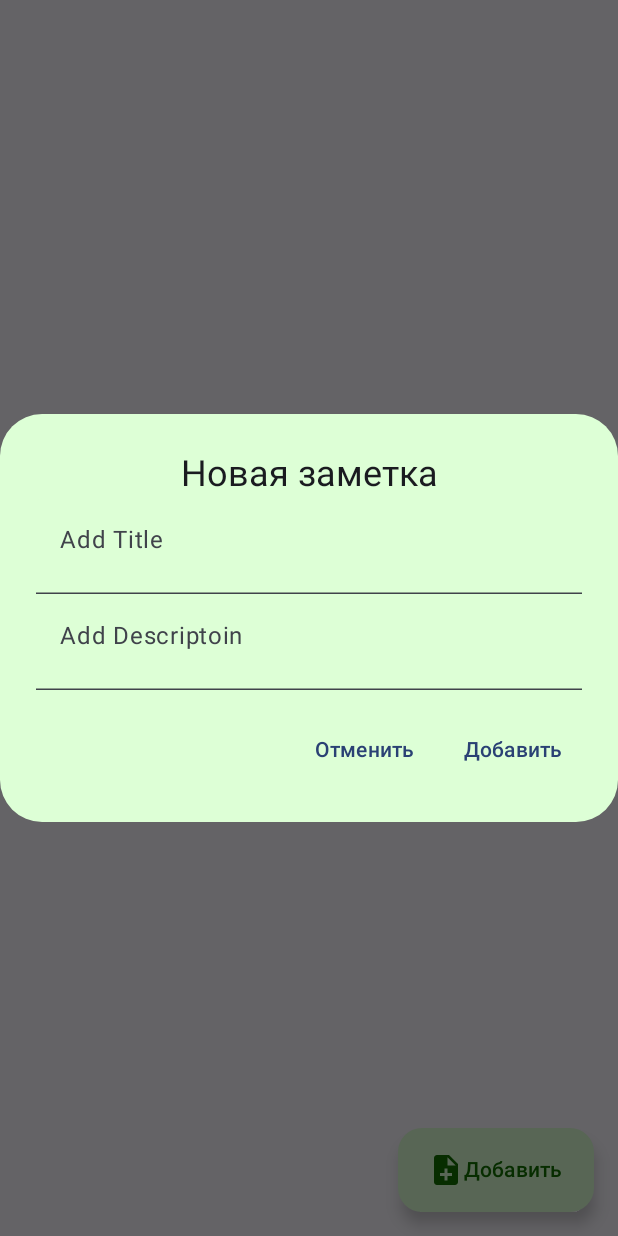
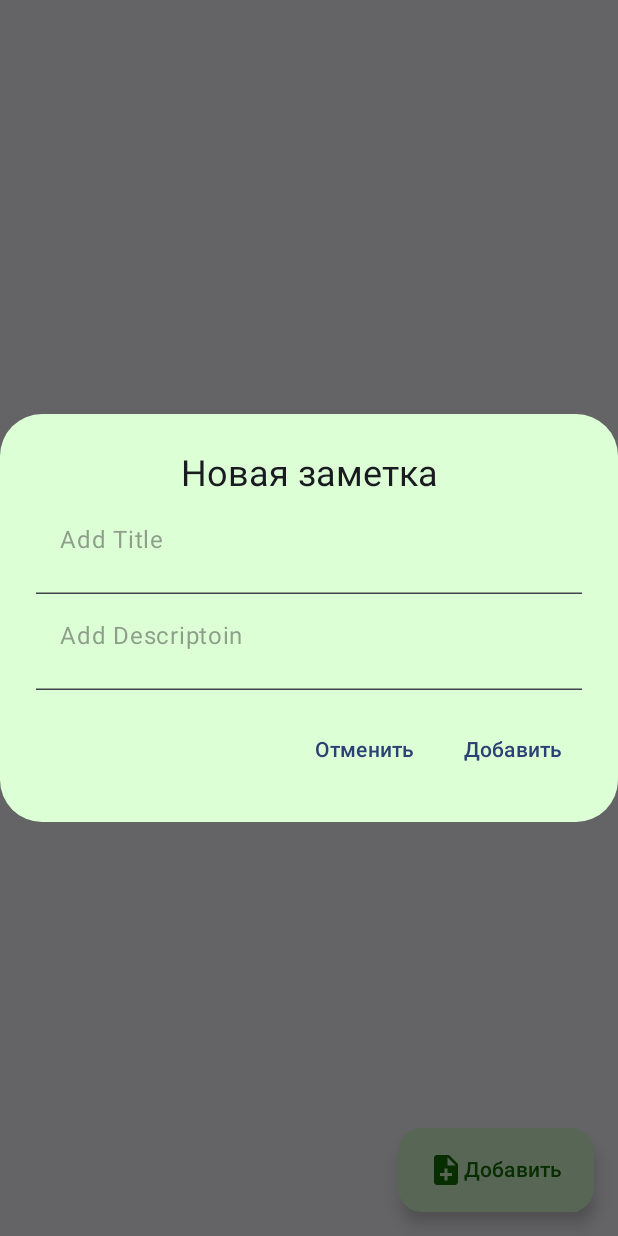
Before and after one commit to Vi1lain/NoteAlarm3, an Android app built with Jetpack Compose: the screen it shows after launch (MainActivity), after a tap on "Добавить", on a phone screen of 412 x 824 dp. Run offline under Robolectric (Android 15) with nearby library versions, the phone set to English and light mode, and no system bars; our stand-ins replace Dagger/Hilt's generated code, Room's generated code; 1 statement that could not run was skipped.

Commit message:
alertDialog

```diff
--- a/app/src/main/java/vi1ain/my/notealarm3/MainActivity.kt
+++ b/app/src/main/java/vi1ain/my/notealarm3/MainActivity.kt
@@ -10,7 +10,7 @@ import androidx.compose.ui.Modifier
 import androidx.compose.ui.platform.LocalContext
 import dagger.hilt.android.AndroidEntryPoint
 import vi1ain.my.notealarm3.alarm_manager.AlarmIntentManager
-import vi1ain.my.notealarm3.note_list.NoteList
+import vi1ain.my.notealarm3.navigation.MyNavigation
 import vi1ain.my.notealarm3.ui.theme.NoteAlarm3Theme
 
 @AndroidEntryPoint
@@ -26,7 +26,7 @@ class MainActivity : ComponentActivity() {
                     modifier = Modifier.fillMaxSize(),
                     color = MaterialTheme.colorScheme.background
                 ) {
-                    NoteList(alarmIntentManager = alarmIntentManager)
+                    MyNavigation(alarmIntentManager = alarmIntentManager)
                 }
             }
         }
--- a/app/src/main/java/vi1ain/my/notealarm3/dialog_manager/DialogController.kt
+++ b/app/src/main/java/vi1ain/my/notealarm3/dialog_manager/DialogController.kt
@@ -1,7 +1,10 @@
 package vi1ain.my.notealarm3.dialog_manager
 
+import androidx.compose.foundation.gestures.scrollable
 import androidx.compose.foundation.layout.Column
 import androidx.compose.foundation.layout.fillMaxWidth
+import androidx.compose.foundation.rememberScrollState
+import androidx.compose.foundation.verticalScroll
 import androidx.compose.material3.AlertDialog
 import androidx.compose.material3.ExperimentalMaterial3Api
 import androidx.compose.material3.Text
@@ -14,6 +17,7 @@ import androidx.compose.ui.Modifier
 import androidx.compose.ui.graphics.Color
 import vi1ain.my.notealarm3.data.NoteViewModel
 import vi1ain.my.notealarm3.ui.theme.xLightGreen
+import vi1ain.my.notealarm3.ui.theme.xLightText
 
 @OptIn(ExperimentalMaterial3Api::class)
 @Composable
@@ -40,15 +44,18 @@ fun DialogController(
         } },
         title = {
             Column(Modifier.fillMaxWidth(), horizontalAlignment = Alignment.CenterHorizontally) {
-                Text(text = "Новая заметка")
-                TextField(colors = TextFieldDefaults.textFieldColors(containerColor = xLightGreen),
-                    label = { Text(text = "Add Title" )},
+                Text(text = if (noteViewModel.newNoteItem == null) "Новая заметка" else
+                    "Редактирование")
+                TextField(maxLines =2,colors = TextFieldDefaults.textFieldColors(containerColor = xLightGreen),
+                    label = { Text(text = "Add Title", color = xLightText )},
                     modifier = Modifier.fillMaxWidth(),
                     value = noteViewModel.titleState,
                     onValueChange = { textTitle -> noteViewModel.titleState = textTitle })
-                TextField(colors = TextFieldDefaults.textFieldColors(containerColor = xLightGreen),
-                    label = { Text(text = "Add Descriptoin" )},
-                    modifier = Modifier.fillMaxWidth(),
+                TextField(maxLines =5,colors = TextFieldDefaults.textFieldColors(containerColor = xLightGreen),
+                    label = { Text(text = "Add Descriptoin", color = xLightText )},
+                    modifier = Modifier
+                        .fillMaxWidth()
+                        .verticalScroll(rememberScrollState()),
                     value = noteViewModel.descriptionState,
                     onValueChange = { textDescription-> noteViewModel.descriptionState = textDescription })
             }
--- /dev/null
+++ b/app/src/main/java/vi1ain/my/notealarm3/navigation/MyNavigation.kt
@@ -0,0 +1,25 @@
+package vi1ain.my.notealarm3.navigation
+
+import androidx.compose.runtime.Composable
+import androidx.lifecycle.viewmodel.compose.viewModel
+import androidx.navigation.compose.NavHost
+import androidx.navigation.compose.composable
+import androidx.navigation.compose.rememberNavController
+import vi1ain.my.notealarm3.alarm_manager.AlarmIntentManager
+import vi1ain.my.notealarm3.data.NoteViewModel
+import vi1ain.my.notealarm3.note_list.NoteList
+import vi1ain.my.notealarm3.note_list.note_reading.NoteCardReading
+
+
+object Routes{
+    const val LIST_SCREEN = "listScreen"
+    const val NOTE_READLING = "NoteReadling"
+}
+@Composable
+fun MyNavigation(noteViewModel: NoteViewModel = viewModel(), alarmIntentManager: AlarmIntentManager) {
+    val navController = rememberNavController()
+    NavHost(navController = navController , startDestination = Routes.LIST_SCREEN ){
+        composable(route =Routes.LIST_SCREEN){ NoteList(noteViewModel=noteViewModel,navController = navController,alarmIntentManager =alarmIntentManager )}
+        composable(Routes.NOTE_READLING){ NoteCardReading(noteViewModel=noteViewModel)}
+    }
+}
--- a/app/src/main/java/vi1ain/my/notealarm3/note_list/NoteList.kt
+++ b/app/src/main/java/vi1ain/my/notealarm3/note_list/NoteList.kt
@@ -1,22 +1,27 @@
 package vi1ain.my.notealarm3.note_list
 
 import android.annotation.SuppressLint
+import androidx.compose.foundation.layout.Box
 import androidx.compose.foundation.layout.PaddingValues
 import androidx.compose.foundation.lazy.LazyColumn
 import androidx.compose.foundation.lazy.items
+import androidx.compose.material3.ExperimentalMaterial3Api
 import androidx.compose.material3.ExtendedFloatingActionButton
 import androidx.compose.material3.Icon
 import androidx.compose.material3.Scaffold
 import androidx.compose.material3.SnackbarHost
 import androidx.compose.material3.SnackbarHostState
+import androidx.compose.material3.SwipeToDismiss
 import androidx.compose.material3.Text
+import androidx.compose.material3.rememberDismissState
 import androidx.compose.runtime.Composable
 import androidx.compose.runtime.collectAsState
 import androidx.compose.runtime.remember
 import androidx.compose.runtime.rememberCoroutineScope
+import androidx.compose.ui.Modifier
 import androidx.compose.ui.res.painterResource
 import androidx.compose.ui.unit.dp
-import androidx.lifecycle.viewmodel.compose.viewModel
+import androidx.navigation.NavHostController
 import vi1ain.my.notealarm3.R
 import vi1ain.my.notealarm3.alarm_manager.AlarmIntentManager
 import vi1ain.my.notealarm3.data.NoteViewModel
@@ -24,22 +29,37 @@ import vi1ain.my.notealarm3.data.Str
 import vi1ain.my.notealarm3.date_time_picker.DialogDatePicker
 import vi1ain.my.notealarm3.date_time_picker.DialogTimePicker
 import vi1ain.my.notealarm3.dialog_manager.DialogController
+import vi1ain.my.notealarm3.navigation.Routes
+import vi1ain.my.notealarm3.note_list.note_reading.NoteCardReading
 import vi1ain.my.notealarm3.ui.theme.xDarkGreen
 import vi1ain.my.notealarm3.ui.theme.xLightGreen
 
+@OptIn(ExperimentalMaterial3Api::class)
 @SuppressLint("UnusedMaterial3ScaffoldPaddingParameter")
 @Composable
-fun NoteList(noteViewModel: NoteViewModel = viewModel(), alarmIntentManager: AlarmIntentManager) {
+fun NoteList(
+
+    alarmIntentManager: AlarmIntentManager,
+    navController: NavHostController,
+    noteViewModel: NoteViewModel
+) {
     val noteList = noteViewModel.noteList.collectAsState(initial = emptyList())
     val scope = rememberCoroutineScope()
     val snackbarHostState = remember { SnackbarHostState() }
+    val dismissState = rememberDismissState()
+
+    /*SwipeToDismiss(state = dismissState, background = { Box(modifier = Modifier)}, dismissContent = { NoteCardReading(
+        noteViewModel = noteViewModel
+    )})*/
 
     if (noteViewModel.dialogState) DialogController(onDismissRequest = {
+        noteViewModel.insertNotes(alarmIntentManager)
         noteViewModel.dialogState = false
     }, confirmButton = {
         noteViewModel.insertNotes(alarmIntentManager)
         noteViewModel.dialogState = false
-    }, dismissButton = { noteViewModel.dialogState = false }, noteViewModel = noteViewModel
+    }, dismissButton = { noteViewModel.dialogState = false },
+        noteViewModel = noteViewModel
     )
     //DATE_PICKER
     if (noteViewModel.openDialogDatePicker) DialogDatePicker(
@@ -69,7 +89,7 @@ fun NoteList(noteViewModel: NoteViewModel = viewModel(), alarmIntentManager: Ala
 
     Scaffold(snackbarHost = {
         SnackbarHost(hostState = snackbarHostState)
-    },floatingActionButton = {
+    }, floatingActionButton = {
         ExtendedFloatingActionButton(containerColor = xLightGreen, onClick = {
             noteViewModel.titleState = ""
             noteViewModel.descriptionState = ""
@@ -90,7 +110,9 @@ fun NoteList(noteViewModel: NoteViewModel = viewModel(), alarmIntentManager: Ala
         LazyColumn(
             content = {
                 items(noteList.value) { itemNote ->
-                    NoteCard(scope = scope,
+                    NoteCard(
+                        navController = navController,
+                        scope = scope,
                         snackbarHostState = snackbarHostState,
                         alarmIntentManager = alarmIntentManager,
                         itemNote = itemNote,
--- a/app/src/main/java/vi1ain/my/notealarm3/ui/theme/Color.kt
+++ b/app/src/main/java/vi1ain/my/notealarm3/ui/theme/Color.kt
@@ -16,9 +16,10 @@ val xGreen = Color(0xFF26F100)
 val xGreenSilver = Color(0x3C26F100)
 val xDarkGreen = Color(0xFF127000)
 val xDarkText = Color(0xFF000000)
-val xLightText = Color(0xFF424242)
+val xText = Color(0xFF5A5A5A)
+val xLightText = Color(0x83424242)
 val xSilver = Color(0x8B9E9E9E)
-val xLightRed = Color(0xFFFF9B9B)
+val xLightRed = Color(0x31FF0000)
 val xRed = Color(0xFFFF0000)
 val xWhite = Color(0xFFFFFFFF)
 val xPurple = Color(0xFF8F50FF)
--- /dev/null
+++ b/app/src/main/res/drawable/edit_icon.xml
@@ -0,0 +1,5 @@
+<vector android:height="24dp" android:tint="#000000"
+    android:viewportHeight="24" android:viewportWidth="24"
+    android:width="24dp" xmlns:android="http://schemas.android.com/apk/res/android">
+    <path android:fillColor="@android:color/white" android:pathData="M3,17.25V21h3.75L17.81,9.94l-3.75,-3.75L3,17.25zM20.71,7.04c0.39,-0.39 0.39,-1.02 0,-1.41l-2.34,-2.34c-0.39,-0.39 -1.02,-0.39 -1.41,0l-1.83,1.83 3.75,3.75 1.83,-1.83z"/>
+</vector>
```
Also changed, not shown: app/src/main/java/vi1ain/my/notealarm3/note_list/NoteCard.kt (+94 -34 lines), app/src/main/java/vi1ain/my/notealarm3/note_list/note_reading/NoteCardReading.kt (added, +64 -0 lines).
